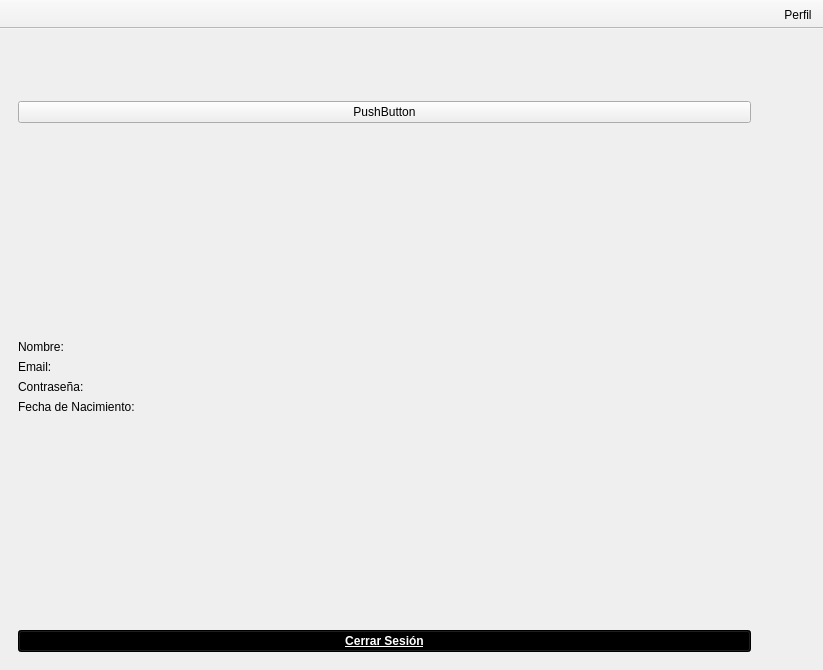
First picture: the form in mainwindow.ui, repository raqquel21/carta-nautica, before the edit.
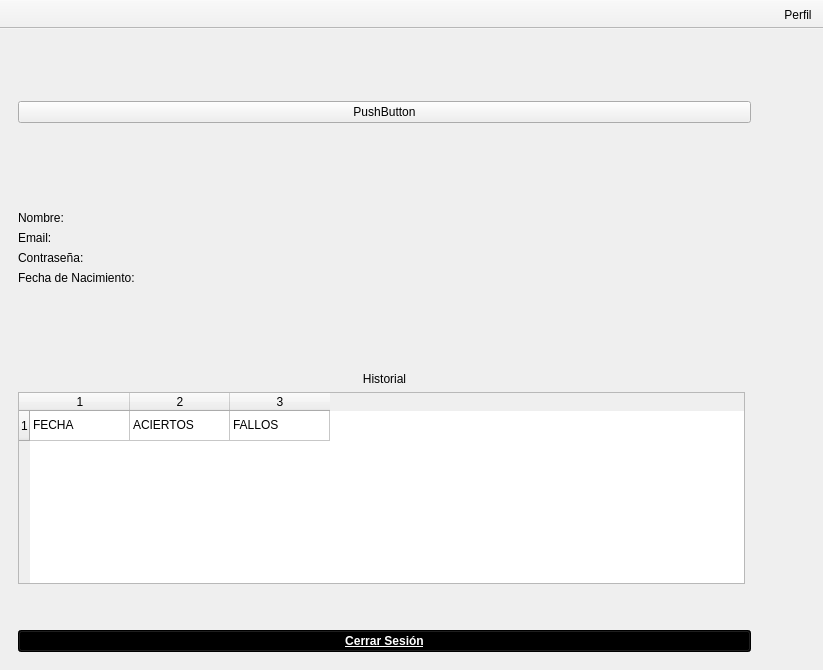
Second picture: the form after the edit. The open tabs and pages were chosen to show the change. Icons and pictures are not drawn.

What changed in the file:
```diff
--- a/mainwindow.ui
+++ b/mainwindow.ui
@@ -572,7 +572,7 @@
             </property>
            </widget>
           </item>
-          <item row="1" column="1">
+          <item row="2" column="1">
            <spacer name="verticalSpacer_5">
             <property name="orientation">
              <enum>Qt::Orientation::Vertical</enum>
@@ -585,70 +585,9 @@
             </property>
            </spacer>
           </item>
-          <item row="1" column="0">
+          <item row="2" column="0">
            <layout class="QGridLayout" name="gridLayout_8">
-            <item row="4" column="0">
-             <widget class="QLabel" name="contrasenya">
-              <property name="text">
-               <string>Contraseña:</string>
-              </property>
-             </widget>
-            </item>
-            <item row="6" column="0">
-             <spacer name="verticalSpacer_7">
-              <property name="orientation">
-               <enum>Qt::Orientation::Vertical</enum>
-              </property>
-              <property name="sizeHint" stdset="0">
-               <size>
-                <width>20</width>
-                <height>40</height>
-               </size>
-              </property>
-             </spacer>
-            </item>
-            <item row="1" column="0">
-             <spacer name="verticalSpacer_8">
-              <property name="orientation">
-               <enum>Qt::Orientation::Vertical</enum>
-              </property>
-              <property name="sizeHint" stdset="0">
-               <size>
-                <width>20</width>
-                <height>40</height>
-               </size>
-              </property>
-             </spacer>
-            </item>
-            <item row="5" column="0">
-             <widget class="QLabel" name="nacimiento">
-              <property name="text">
-               <string>Fecha de Nacimiento:</string>
-              </property>
-             </widget>
-            </item>
-            <item row="3" column="0">
-             <widget class="QLabel" name="email">
-              <property name="text">
-               <string>Email:</string>
-              </property>
-             </widget>
-            </item>
-            <item row="0" column="0">
-             <widget class="QPushButton" name="pushButton">
-              <property name="text">
-               <string>PushButton</string>
-              </property>
-             </widget>
-            </item>
-            <item row="2" column="0">
-             <widget class="QLabel" name="nombre">
-              <property name="text">
-               <string>Nombre:</string>
-              </property>
-             </widget>
-            </item>
-            <item row="7" column="0">
+            <item row="14" column="0" colspan="2">
              <widget class="QPushButton" name="cerrarSesion">
               <property name="font">
                <font>
@@ -668,6 +607,119 @@
               </property>
              </widget>
             </item>
+            <item row="7" column="0" colspan="2">
+             <widget class="QLabel" name="label">
+              <property name="text">
+               <string>Historial</string>
+              </property>
+              <property name="alignment">
+               <set>Qt::AlignmentFlag::AlignCenter</set>
+              </property>
+             </widget>
+            </item>
+            <item row="5" column="0" colspan="2">
+             <widget class="QLabel" name="nacimiento">
+              <property name="text">
+               <string>Fecha de Nacimiento:</string>
+              </property>
+             </widget>
+            </item>
+            <item row="3" column="0" colspan="2">
+             <widget class="QLabel" name="email">
+              <property name="text">
+               <string>Email:</string>
+              </property>
+             </widget>
+            </item>
+            <item row="4" column="0" colspan="2">
+             <widget class="QLabel" name="contrasenya">
+              <property name="text">
+               <string>Contraseña:</string>
+              </property>
+             </widget>
+            </item>
+            <item row="0" column="0" colspan="2">
+             <widget class="QPushButton" name="pushButton">
+              <property name="text">
+               <string>PushButton</string>
+              </property>
+             </widget>
+            </item>
+            <item row="6" column="0" colspan="2">
+             <spacer name="verticalSpacer_7">
+              <property name="orientation">
+               <enum>Qt::Orientation::Vertical</enum>
+              </property>
+              <property name="sizeHint" stdset="0">
+               <size>
+                <width>20</width>
+                <height>40</height>
+               </size>
+              </property>
+             </spacer>
+            </item>
+            <item row="1" column="0" colspan="2">
+             <spacer name="verticalSpacer_8">
+              <property name="orientation">
+               <enum>Qt::Orientation::Vertical</enum>
+              </property>
+              <property name="sizeHint" stdset="0">
+               <size>
+                <width>20</width>
+                <height>40</height>
+               </size>
+              </property>
+             </spacer>
+            </item>
+            <item row="2" column="0" colspan="2">
+             <widget class="QLabel" name="nombre">
+              <property name="text">
+               <string>Nombre:</string>
+              </property>
+             </widget>
+            </item>
+            <item row="11" column="0" rowspan="2" colspan="2">
+             <spacer name="verticalSpacer_2">
+              <property name="orientation">
+               <enum>Qt::Orientation::Vertical</enum>
+              </property>
+              <property name="sizeHint" stdset="0">
+               <size>
+                <width>20</width>
+                <height>40</height>
+               </size>
+              </property>
+             </spacer>
+            </item>
+            <item row="9" column="0">
+             <widget class="QTableWidget" name="tableWidget">
+              <property name="rowCount">
+               <number>1</number>
+              </property>
+              <property name="columnCount">
+               <number>3</number>
+              </property>
+              <row/>
+              <column/>
+              <column/>
+              <column/>
+              <item row="0" column="0">
+               <property name="text">
+                <string>FECHA</string>
+               </property>
+              </item>
+              <item row="0" column="1">
+               <property name="text">
+                <string>ACIERTOS</string>
+               </property>
+              </item>
+              <item row="0" column="2">
+               <property name="text">
+                <string>FALLOS</string>
+               </property>
+              </item>
+             </widget>
+            </item>
            </layout>
           </item>
          </layout>
```
Left out of the diff: 2 changed lines with no effect on the pictures.
